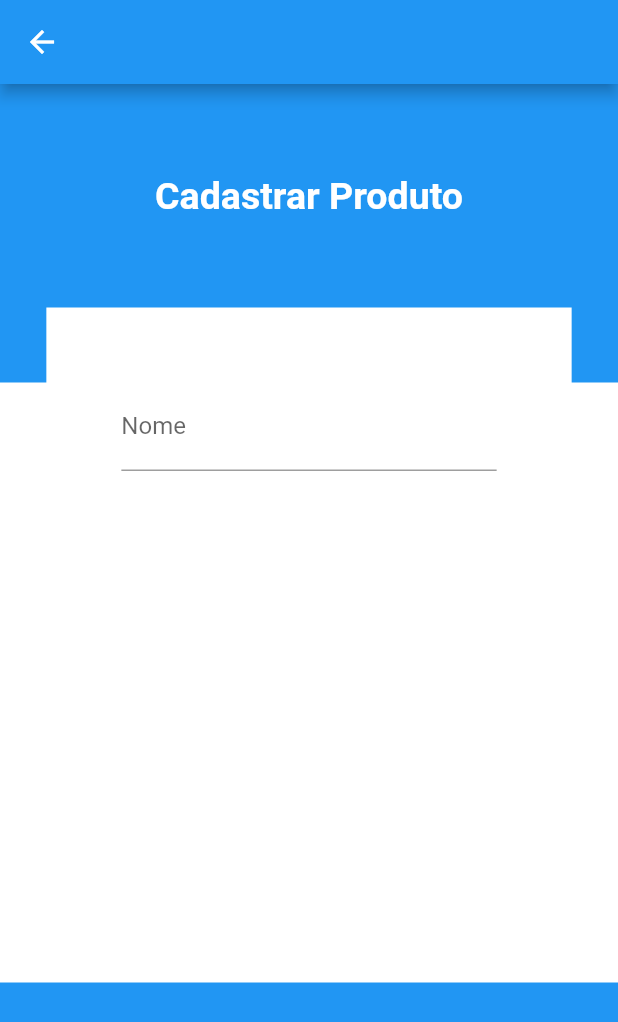
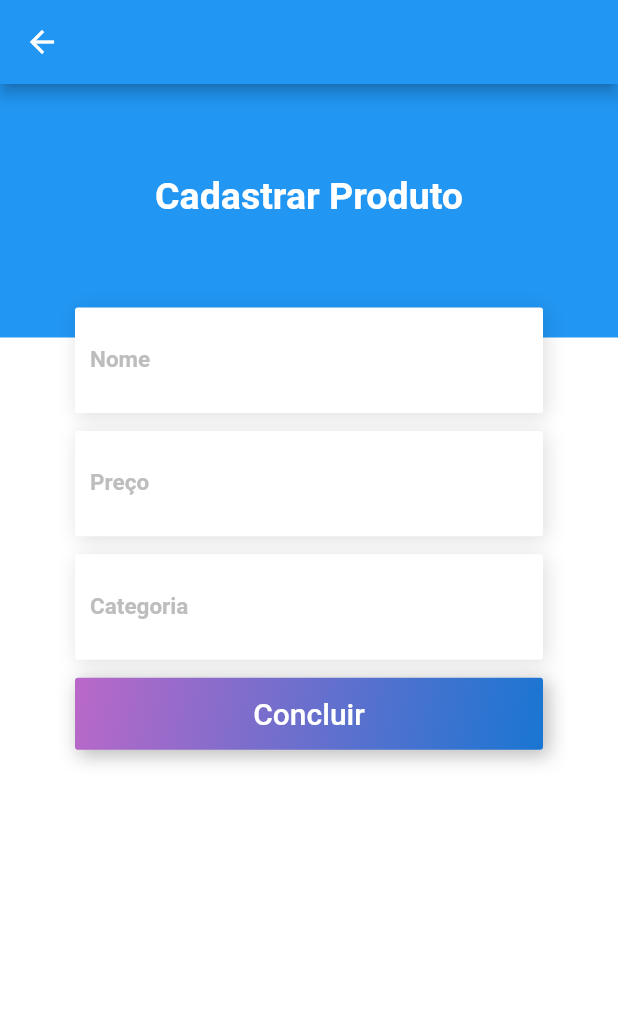
Before and after one commit to guiqmaia/gear, a Flutter app: the ProductSignupPage screen opened directly, on a phone screen of 412 x 824 dp. Shown: the top 1022 px of the screen. Run offline on Flutter 3.47's test engine with Material 2 defaults, Android fonts, the phone set to English and light mode, and no system bars.

Commit message:
[sty] addin more things to signup screen

```diff
--- /dev/null
+++ b/lib/presenter/product_signup/Widgets/gradient_form_button.dart
@@ -0,0 +1,44 @@
+import 'package:flutter/material.dart';
+
+class GradientFormButton extends StatelessWidget {
+  const GradientFormButton({
+    Key? key,
+  }) : super(key: key);
+
+  @override
+  Widget build(BuildContext context) {
+    return Container(
+      decoration: BoxDecoration(
+        borderRadius: BorderRadius.circular(2),
+        boxShadow: const [
+          BoxShadow(
+            blurRadius: 10,
+            color: Colors.black26,
+            spreadRadius: 1,
+            offset: Offset(3, 3),
+          ),
+        ],
+        gradient: LinearGradient(
+          begin: Alignment.topLeft,
+          end: Alignment.bottomRight,
+          colors: [
+            Colors.purple.shade300,
+            Colors.blue.shade700,
+          ],
+        ),
+      ),
+      child: TextButton(
+        style: TextButton.styleFrom(
+          primary: Colors.transparent,
+          onSurface: Colors.transparent,
+          shadowColor: Colors.transparent,
+        ),
+        onPressed: () {},
+        child: const Text(
+          'Concluir',
+          style: TextStyle(color: Colors.white, fontSize: 20),
+        ),
+      ),
+    );
+  }
+}
--- /dev/null
+++ b/lib/presenter/product_signup/Widgets/text_form_signup.dart
@@ -0,0 +1,48 @@
+import 'package:flutter/material.dart';
+
+class TextFormSignup extends StatelessWidget {
+  final String label;
+
+  const TextFormSignup({
+    Key? key,
+    required this.label,
+  }) : super(key: key);
+
+  @override
+  Widget build(BuildContext context) {
+    return Container(
+      margin: const EdgeInsets.only(bottom: 12),
+      padding: const EdgeInsets.symmetric(
+        horizontal: 10,
+        vertical: 4,
+      ),
+      decoration: BoxDecoration(
+        borderRadius: BorderRadius.circular(2),
+        color: Colors.white,
+        boxShadow: const [
+          BoxShadow(
+            blurRadius: 10,
+            color: Colors.black12,
+            spreadRadius: 0.1,
+            offset: Offset(2, 2),
+          ),
+        ],
+      ),
+      child: TextFormField(
+        decoration: InputDecoration(
+          labelText: label,
+          border: InputBorder.none,
+          labelStyle: TextStyle(
+            color: Colors.grey.shade400,
+            fontSize: 15,
+          ),
+        ),
+        style: TextStyle(
+          color: Colors.purple.shade700,
+          fontWeight: FontWeight.bold,
+          fontSize: 20,
+        ),
+      ),
+    );
+  }
+}
--- a/lib/presenter/product_signup/product_signup_page.dart
+++ b/lib/presenter/product_signup/product_signup_page.dart
@@ -1,4 +1,7 @@
 import 'package:flutter/material.dart';
+
+import 'Widgets/gradient_form_button.dart';
+import 'Widgets/text_form_signup.dart';
 
 class ProductSignupPage extends StatelessWidget {
   const ProductSignupPage({Key? key}) : super(key: key);
@@ -11,8 +14,7 @@ class ProductSignupPage extends StatelessWidget {
       body: Column(
         children: [
           const Padding(
-            padding: EdgeInsets.all(60),
-            child: Center(
+            padding: EdgeInsets.symmetric(vertical: 60),
             child: Text(
               'Cadastrar Produto',
               style: TextStyle(
@@ -22,34 +24,37 @@ class ProductSignupPage extends StatelessWidget {
               ),
             ),
           ),
-          ),
-          Stack(
+          Expanded(
+            child: Stack(
               children: [
-              Container(
-                margin: const EdgeInsets.only(top: 50),
-                height: 400,
+                Expanded(
+                  child: Container(
+                    margin: const EdgeInsets.only(top: 20),
                     color: Colors.white,
                   ),
+                ),
                 Center(
-                child: Container(
-                  height: 400,
-                  width: MediaQuery.of(context).size.width * 0.85,
-                  color: Colors.white,
+                  child: SizedBox(
+                    width: MediaQuery.of(context).size.width,
                     child: ListView(
                       physics: const BouncingScrollPhysics(),
-                    padding: const EdgeInsets.all(50),
-                    children: [
-                      TextFormField(
-                        decoration: const InputDecoration(
-                          labelText: 'Nome',
+                      padding: const EdgeInsets.only(
+                        bottom: 30,
+                        right: 50,
+                        left: 50,
                       ),
-                      ),
+                      children: const [
+                        TextFormSignup(label: 'Nome'),
+                        TextFormSignup(label: 'Preço'),
+                        TextFormSignup(label: 'Categoria'),
+                        GradientFormButton(),
                       ],
                     ),
                   ),
                 ),
               ],
             ),
+          ),
         ],
       ),
     );
```
Lines whose indentation alone changed are shown as unchanged.
